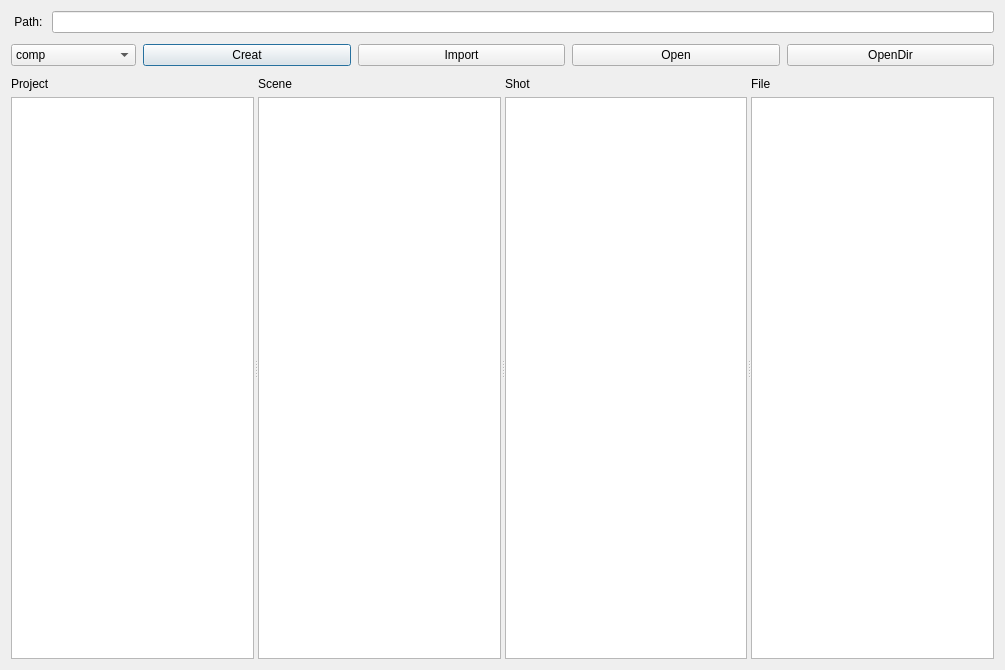
Qt form plugin/ProjectPanel/Ui_projectPanel.ui (liaokongVFX/nuke_pipeline) before a commit.
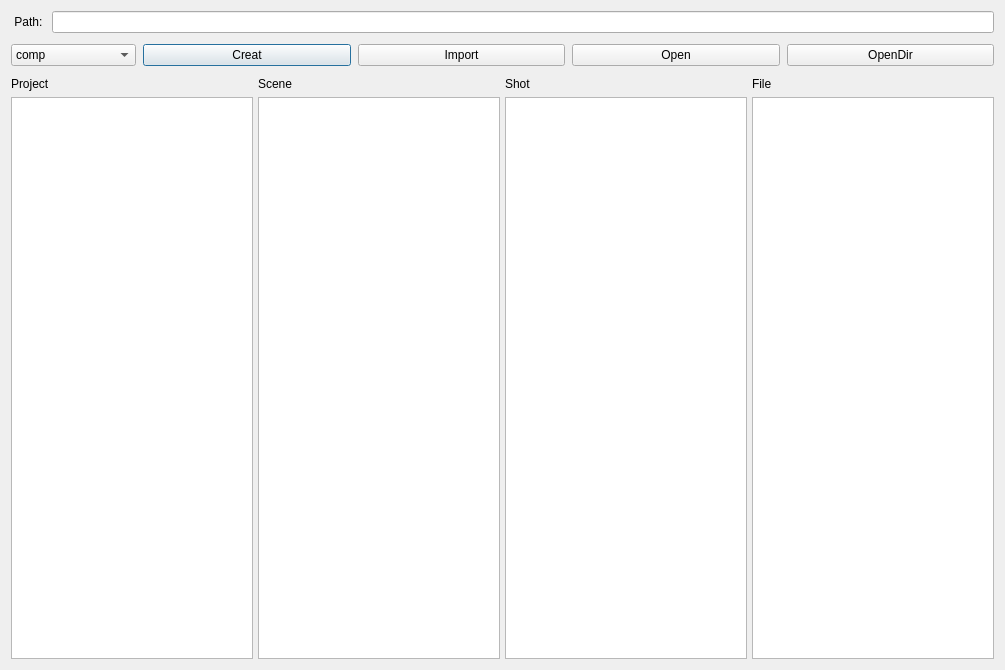
The same form after that commit.

Commit message: 完成projectPanel的功能

```diff
--- a/plugin/ProjectPanel/Ui_projectPanel.ui
+++ b/plugin/ProjectPanel/Ui_projectPanel.ui
@@ -148,9 +148,21 @@
    </item>
    <item>
     <widget class="QSplitter" name="splitter">
+     <property name="styleSheet">
+      <string notr="true">QSplitter::handle {
+	background-color: rgba(0, 0, 0,0);
+
+}</string>
+     </property>
+     <property name="lineWidth">
+      <number>0</number>
+     </property>
      <property name="orientation">
       <enum>Qt::Horizontal</enum>
      </property>
+     <property name="handleWidth">
+      <number>5</number>
+     </property>
      <widget class="QWidget" name="layoutWidget">
       <layout class="QVBoxLayout" name="verticalLayout" stretch="0,0">
        <item>
```
The commit also changes 4 other files.
